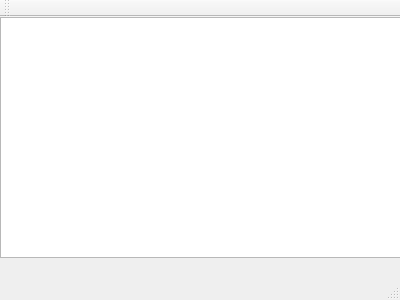
Above: QtWidget/myHttp/mainwindow.ui from metanoia1989/QTStudy before the change. Below: the same form after it.
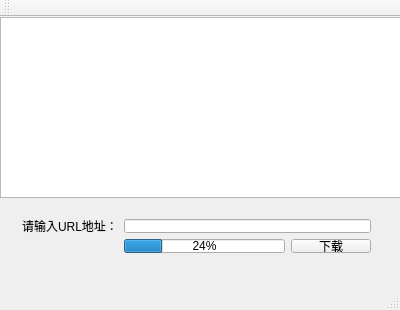
That is the form after the change.

Commit message: 文件下载实例

```diff
--- a/QtWidget/myHttp/mainwindow.ui
+++ b/QtWidget/myHttp/mainwindow.ui
@@ -7,7 +7,7 @@
     <x>0</x>
     <y>0</y>
     <width>400</width>
-    <height>300</height>
+    <height>310</height>
    </rect>
   </property>
   <property name="windowTitle">
@@ -20,10 +20,46 @@
       <x>0</x>
       <y>0</y>
       <width>401</width>
-      <height>241</height>
+      <height>181</height>
      </rect>
     </property>
    </widget>
+   <widget class="QWidget" name="">
+    <property name="geometry">
+     <rect>
+      <x>11</x>
+      <y>191</y>
+      <width>371</width>
+      <height>56</height>
+     </rect>
+    </property>
+    <layout class="QGridLayout" name="gridLayout">
+     <item row="0" column="0">
+      <widget class="QLabel" name="label">
+       <property name="text">
+        <string>请输入URL地址：</string>
+       </property>
+      </widget>
+     </item>
+     <item row="0" column="1" colspan="2">
+      <widget class="QLineEdit" name="lineEdit"/>
+     </item>
+     <item row="1" column="1">
+      <widget class="QProgressBar" name="progressBar">
+       <property name="value">
+        <number>24</number>
+       </property>
+      </widget>
+     </item>
+     <item row="1" column="2">
+      <widget class="QPushButton" name="pushButton">
+       <property name="text">
+        <string>下载</string>
+       </property>
+      </widget>
+     </item>
+    </layout>
+   </widget>
   </widget>
   <widget class="QMenuBar" name="menuBar">
    <property name="geometry">
```
The commit also changes 2 other files.
